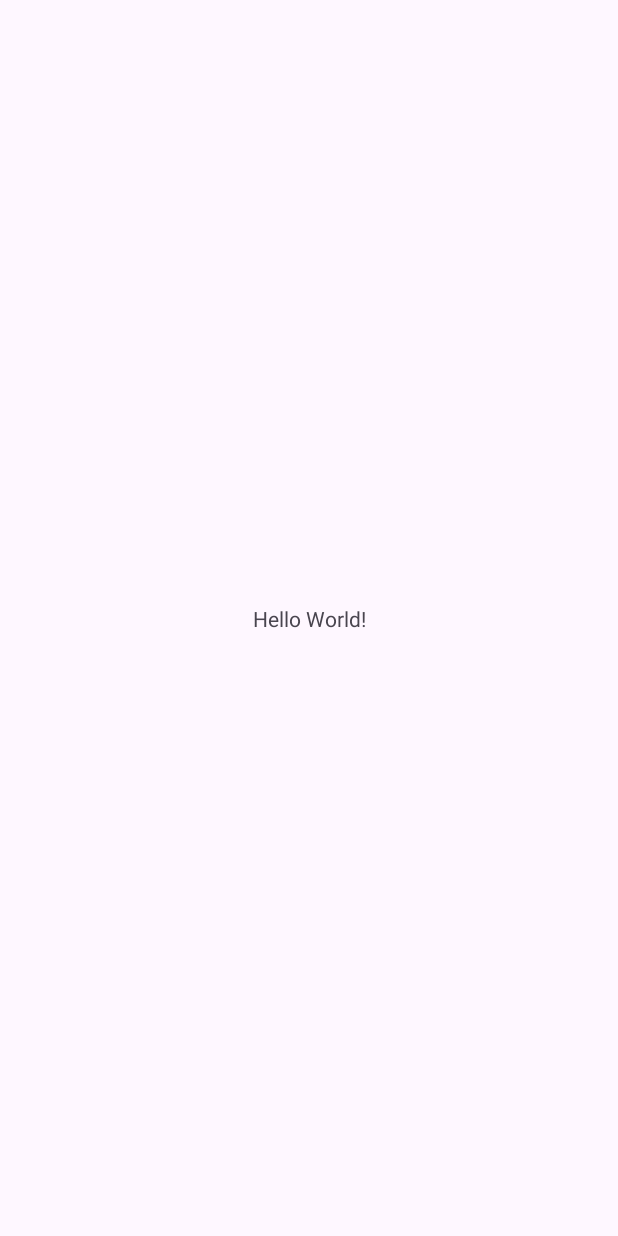
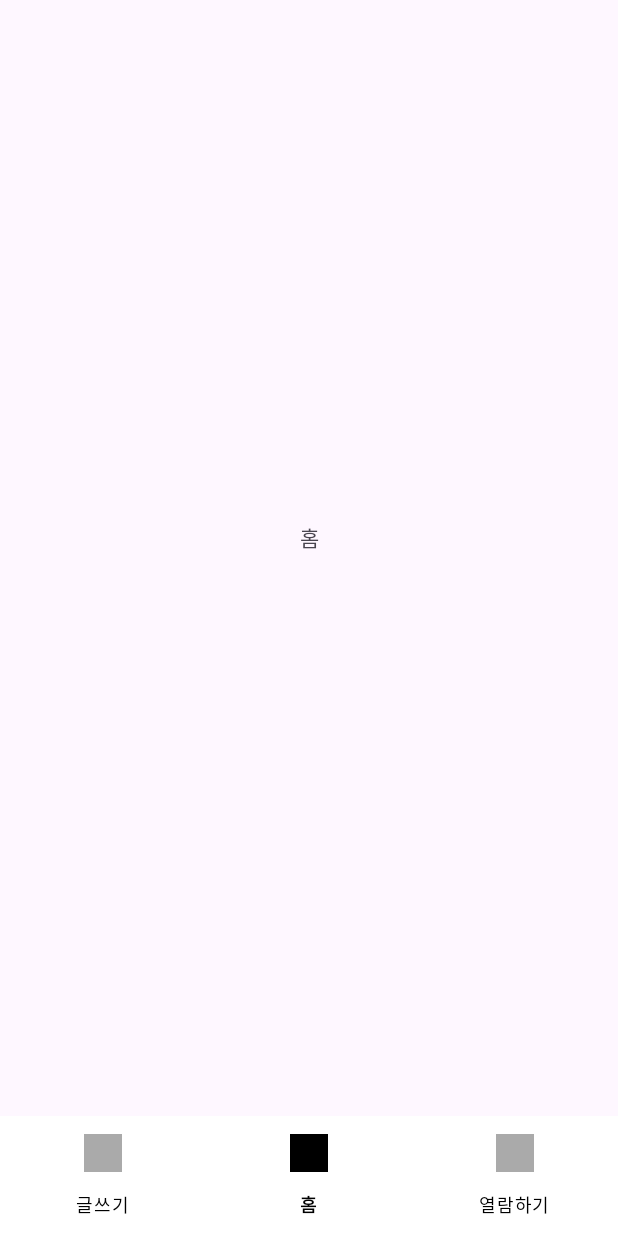
Before and after one commit to Linaeformin/GURU2, an Android app: the screen it shows after launch (MainActivity), on a phone screen of 412 x 824 dp. Before the commit the screen is almost empty. Run offline under Robolectric (Android 15) with nearby library versions, the phone set to English and light mode, and no system bars.

Commit message:
[FEAT] 바텀네비게이션 구현

```diff
--- a/app/build.gradle.kts
+++ b/app/build.gradle.kts
@@ -6,6 +6,12 @@ plugins {
 android {
     namespace = "com.example.timecapsule"
     compileSdk = 34
+
+    buildFeatures{
+        viewBinding=true
+        //noinspection DataBindingWithoutKapt
+        dataBinding=true
+    }
 
     defaultConfig {
         applicationId = "com.example.timecapsule"
--- /dev/null
+++ b/app/src/main/java/com/example/timecapsule/HomeFragment.kt
@@ -0,0 +1,22 @@
+package com.example.timecapsule
+
+import android.os.Bundle
+import android.view.LayoutInflater
+import android.view.View
+import android.view.ViewGroup
+import androidx.fragment.app.Fragment
+import com.example.timecapsule.databinding.FragmentHomeBinding
+
+class HomeFragment : Fragment() {
+    private lateinit var binding: FragmentHomeBinding
+
+    override fun onCreateView(
+        inflater: LayoutInflater,
+        container: ViewGroup?,
+        savedInstanceState: Bundle?
+    ): View {
+        binding=FragmentHomeBinding.inflate(inflater, container, false)
+
+        return binding.root
+    }
+}
--- a/app/src/main/java/com/example/timecapsule/MainActivity.kt
+++ b/app/src/main/java/com/example/timecapsule/MainActivity.kt
@@ -2,10 +2,39 @@ package com.example.timecapsule
 
 import androidx.appcompat.app.AppCompatActivity
 import android.os.Bundle
+import com.example.timecapsule.databinding.ActivityMainBinding
 
 class MainActivity : AppCompatActivity() {
+    private lateinit var binding: ActivityMainBinding
     override fun onCreate(savedInstanceState: Bundle?) {
         super.onCreate(savedInstanceState)
-        setContentView(R.layout.activity_main)
+
+        binding=ActivityMainBinding.inflate(layoutInflater)
+        setContentView(binding.root)
+
+        binding.mainBnv.selectedItemId = R.id.homeFragment
+        initBottomNavigation()
+    }
+
+    private fun initBottomNavigation(){
+        supportFragmentManager.beginTransaction().replace(R.id.main_frameLayout, HomeFragment()).commitAllowingStateLoss()
+
+        binding.mainBnv.setOnItemSelectedListener { item->
+            when (item.itemId){
+                R.id.homeFragment->{
+                    supportFragmentManager.beginTransaction().replace(R.id.main_frameLayout, HomeFragment()).commitAllowingStateLoss()
+                    return@setOnItemSelectedListener true
+                }
+                R.id.writeFragment->{
+                    supportFragmentManager.beginTransaction().replace(R.id.main_frameLayout, WriteFragment()).commitAllowingStateLoss()
+                    return@setOnItemSelectedListener true
+                }
+                R.id.readFragment->{
+                    supportFragmentManager.beginTransaction().replace(R.id.main_frameLayout, ReadFragment()).commitAllowingStateLoss()
+                    return@setOnItemSelectedListener true
+                }
+            }
+            false
+        }
     }
 }
--- /dev/null
+++ b/app/src/main/res/drawable/selector_bottom_nav_item.xml
@@ -0,0 +1,5 @@
+<?xml version="1.0" encoding="utf-8"?>
+<selector xmlns:android="http://schemas.android.com/apk/res/android">
+    <item android:color="@color/black" android:state_checked="true" />
+    <item android:color="@android:color/darker_gray" android:state_checked="false" />
+</selector>
--- a/app/src/main/res/layout/activity_main.xml
+++ b/app/src/main/res/layout/activity_main.xml
@@ -6,13 +6,28 @@
     android:layout_height="match_parent"
     tools:context=".MainActivity">
 
-    <TextView
-        android:layout_width="wrap_content"
+    <FrameLayout
+        android:id="@+id/main_frameLayout"
+        android:layout_width="match_parent"
+        android:layout_height="0dp"
+        app:layout_constraintBottom_toTopOf="@id/main_bnv"
+        app:layout_constraintTop_toTopOf="parent"
+        app:layout_constraintVertical_bias="0.0"/>
+
+    <com.google.android.material.bottomnavigation.BottomNavigationView
+        android:id="@+id/main_bnv"
+        android:layout_width="match_parent"
         android:layout_height="wrap_content"
-        android:text="Hello World!"
+        app:itemIconSize="25dp"
+        app:itemIconTint="@drawable/selector_bottom_nav_item"
+        app:itemTextColor="@color/black"
+        app:labelVisibilityMode="labeled"
+        android:elevation="13dp"
+        app:itemActiveIndicatorStyle="@color/white"
+        app:itemBackground="@color/white"
         app:layout_constraintBottom_toBottomOf="parent"
         app:layout_constraintEnd_toEndOf="parent"
         app:layout_constraintStart_toStartOf="parent"
-        app:layout_constraintTop_toTopOf="parent" />
+        app:menu="@menu/bottom_nav_menu" />
 
 </androidx.constraintlayout.widget.ConstraintLayout>
--- /dev/null
+++ b/app/src/main/res/layout/fragment_home.xml
@@ -0,0 +1,16 @@
+<?xml version="1.0" encoding="utf-8"?>
+<androidx.constraintlayout.widget.ConstraintLayout xmlns:android="http://schemas.android.com/apk/res/android"
+    xmlns:app="http://schemas.android.com/apk/res-auto"
+    android:layout_width="match_parent"
+    android:layout_height="match_parent">
+
+    <TextView
+        android:id="@+id/textView"
+        android:layout_width="wrap_content"
+        android:layout_height="wrap_content"
+        android:layout_marginBottom="375dp"
+        android:text="@string/homeFragent"
+        app:layout_constraintBottom_toBottomOf="parent"
+        app:layout_constraintEnd_toEndOf="parent"
+        app:layout_constraintStart_toStartOf="parent" />
+</androidx.constraintlayout.widget.ConstraintLayout>
--- /dev/null
+++ b/app/src/main/res/menu/bottom_nav_menu.xml
@@ -0,0 +1,24 @@
+<?xml version="1.0" encoding="utf-8"?>
+<menu xmlns:android="http://schemas.android.com/apk/res/android"
+    xmlns:tools="http://schemas.android.com/tools">
+
+    <item
+        android:id="@+id/writeFragment"
+        android:icon="@color/black"
+        android:enabled="true"
+        android:title="@string/writeFragment"/>
+
+    <item
+        android:id="@+id/homeFragment"
+        android:icon="@color/black"
+        android:enabled="true"
+        android:title="@string/homeFragent"
+        tools:ignore="AlwaysShowAction"/>
+
+    <item
+        android:id="@+id/readFragment"
+        android:icon="@color/black"
+        android:enabled="true"
+        android:title="@string/readFragment"/>
+
+</menu>
--- a/app/src/main/res/values/strings.xml
+++ b/app/src/main/res/values/strings.xml
@@ -1,3 +1,6 @@
 <resources>
     <string name="app_name">TimeCapsule</string>
+    <string name="homeFragent">홈</string>
+    <string name="writeFragment">글쓰기</string>
+    <string name="readFragment">열람하기</string>
 </resources>
```
Also changed, not shown: app/src/main/java/com/example/timecapsule/ReadFragment.kt (added, +22 -0 lines), app/src/main/java/com/example/timecapsule/WriteFragment.kt (added, +22 -0 lines), app/src/main/res/layout/fragment_read.xml (added, +16 -0 lines), app/src/main/res/layout/fragment_write.xml (added, +16 -0 lines).
